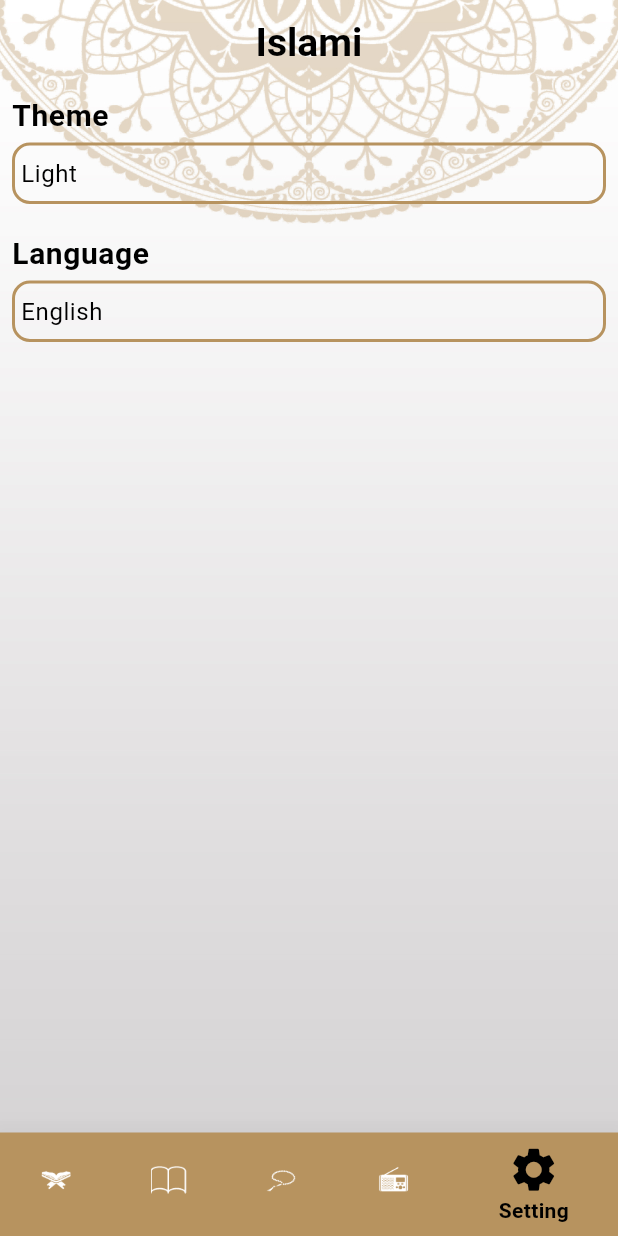
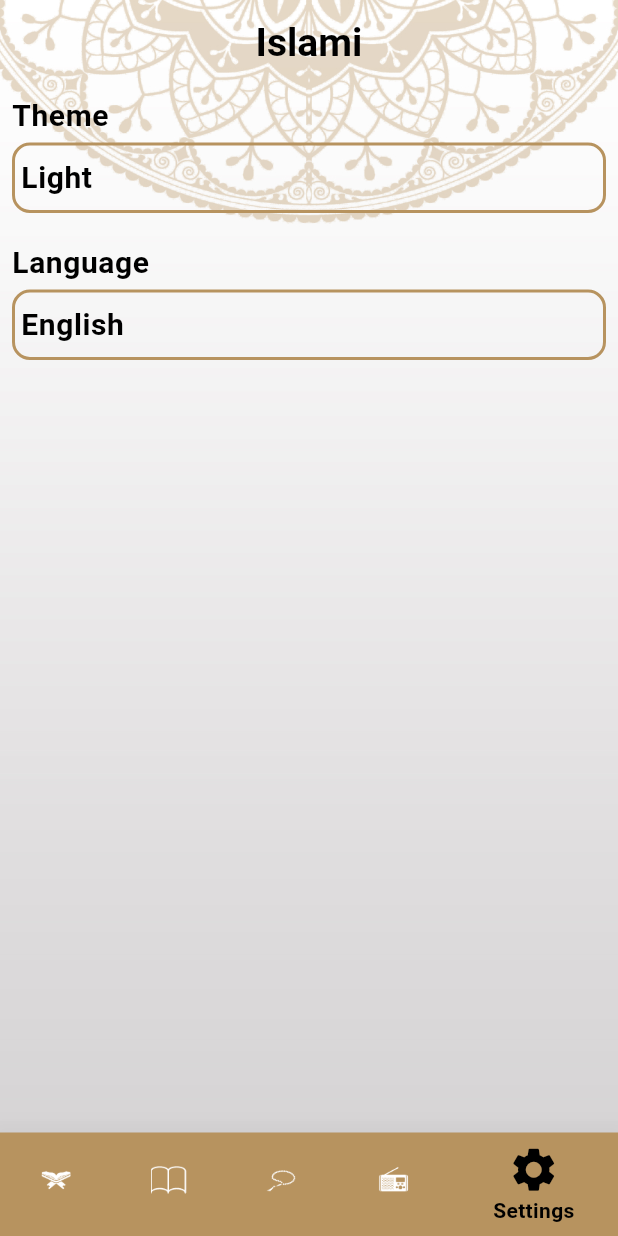
Before and after one commit to haredi/quran_app, a Flutter app: the screen it shows after launch, item 5 of the bottom bar chosen, on a phone screen of 412 x 824 dp. Run offline on Flutter 3.47's test engine with Material 3 defaults, Android fonts, the phone set to English and light mode, and no system bars; generated files the repository leaves out were written again; Roboto replaces fonts that are missing (ElMessiri-Regular.ttf); project files that could hold a hidden picture were left out.

Commit message:
+ localizations

```diff
--- a/l10n.yaml
+++ b/l10n.yaml
@@ -0,0 +1,3 @@
+arb-dir: lib/l10n
+template-arb-file: app_en.arb
+output-localization-file: app_localizations.dart
--- a/lib/config/theme/my_theme.dart
+++ b/lib/config/theme/my_theme.dart
@@ -8,7 +8,11 @@ class MyTheme {
       color: ColorsManager.goldColor,
       size: 30,
     ),
-    colorScheme: ColorScheme.fromSeed(seedColor: ColorsManager.goldColor),
+    colorScheme: ColorScheme.fromSeed(
+      seedColor: ColorsManager.goldColor,
+      primary: ColorsManager.goldColor,
+      secondary: ColorsManager.goldColor,
+    ),
     scaffoldBackgroundColor: Colors.transparent,
     useMaterial3: true,
     appBarTheme: const AppBarTheme(
@@ -62,9 +66,10 @@ class MyTheme {
       size: 30,
     ),
     colorScheme: ColorScheme.fromSeed(
-        seedColor: ColorsManager.yellowColor,
-        primary: ColorsManager.darkBlue,
-        onPrimary: Colors.yellow),
+      seedColor: ColorsManager.goldColor,
+      primary: ColorsManager.goldColor,
+      secondary: Colors.white,
+    ),
     scaffoldBackgroundColor: Colors.transparent,
     useMaterial3: true,
     appBarTheme: const AppBarTheme(
--- a/lib/core/utils/assets_manager.dart
+++ b/lib/core/utils/assets_manager.dart
@@ -1,6 +1,7 @@
 class AssetsManager {
   static const String splashScreen = 'assets/images/light_splash_screen.jpg';
   static const String lightMainBg = 'assets/images/light_main_bg.jpg';
+  static const String darkMainBg = 'assets/images/dark_main_bg.jpg';
   static const String quranIcon = 'assets/images/quran_icon.png';
   static const String ahadithIcon = 'assets/images/ahadith_icon.png';
   static const String sebhaIcon = 'assets/images/sebha_icon.png';
--- a/lib/my_app/my_app.dart
+++ b/lib/my_app/my_app.dart
@@ -1,10 +1,12 @@
 import 'package:flutter/material.dart';
+import 'package:flutter_localizations/flutter_localizations.dart';
 import 'package:quran_app/config/theme/my_theme.dart';
 import 'package:quran_app/core/utils/routes_manager.dart';
 import 'package:quran_app/presentation/home/home_screen.dart';
 import 'package:quran_app/presentation/home/tabs/ahadith_tab/hadith_details/hadith_details.dart';
 import 'package:quran_app/presentation/home/tabs/quran_tab/widgets/quran_details_screen/quran_details.dart';
 import 'package:quran_app/presentation/splash/splash_screen.dart';
+import 'package:flutter_gen/gen_l10n/app_localizations.dart';
 
 class MyApp extends StatelessWidget {
   const MyApp({super.key});
@@ -12,6 +14,17 @@ class MyApp extends StatelessWidget {
   @override
   Widget build(BuildContext context) {
     return MaterialApp(
+      localizationsDelegates: [
+        AppLocalizations.delegate, // Add this line
+        GlobalMaterialLocalizations.delegate,
+        GlobalWidgetsLocalizations.delegate,
+        GlobalCupertinoLocalizations.delegate,
+      ],
+      supportedLocales: [
+        Locale('en'), // English
+        Locale('ar'), // Spanish
+      ],
+      locale: Locale('en'),
       debugShowCheckedModeBanner: false,
       routes: {
         RoutesManager.homeRoute: (_) => HomeScreen(),
--- a/lib/presentation/home/home_screen.dart
+++ b/lib/presentation/home/home_screen.dart
@@ -6,6 +6,7 @@ import 'package:quran_app/presentation/home/tabs/quran_tab/quran_tab.dart';
 import 'package:quran_app/presentation/home/tabs/radio_tab/radio_tab.dart';
 import 'package:quran_app/presentation/home/tabs/sebha_tab/sebha_tab.dart';
 import 'package:quran_app/presentation/home/tabs/settings_tab/settings_tab.dart';
+import 'package:flutter_gen/gen_l10n/app_localizations.dart';
 
 class HomeScreen extends StatefulWidget {
   HomeScreen({super.key});
@@ -37,7 +38,7 @@ class _HomeScreenState extends State<HomeScreen> {
       ),
       child: Scaffold(
         appBar: AppBar(
-          title: Text(StringsManager.appTitle),
+          title: Text(AppLocalizations.of(context)!.apptitle),
         ),
         bottomNavigationBar: Theme(
           data: Theme.of(context).copyWith(
@@ -55,31 +56,31 @@ class _HomeScreenState extends State<HomeScreen> {
                 icon: ImageIcon(
                   AssetImage(AssetsManager.quranIcon),
                 ),
-                label: StringsManager.quranLabel,
+                label: AppLocalizations.of(context)!.qurqnTab,
               ),
               BottomNavigationBarItem(
                 icon: ImageIcon(
                   AssetImage(AssetsManager.ahadithIcon),
                 ),
-                label: StringsManager.ahadithLabel,
+                label: AppLocalizations.of(context)!.ahadithTab,
               ),
               BottomNavigationBarItem(
                 icon: ImageIcon(
                   AssetImage(AssetsManager.sebhaIcon),
                 ),
-                label: StringsManager.sebhaLabel,
+                label: AppLocalizations.of(context)!.sebhaTab,
               ),
               BottomNavigationBarItem(
                 icon: ImageIcon(
                   AssetImage(AssetsManager.radioIcon),
                 ),
-                label: StringsManager.radioLabel,
+                label: AppLocalizations.of(context)!.radioTab,
               ),
               BottomNavigationBarItem(
                 icon: Icon(
                   Icons.settings,
                 ),
-                label: StringsManager.settingsLabel,
+                label: AppLocalizations.of(context)!.settingsTab,
               ),
             ],
           ),
--- a/lib/presentation/home/tabs/quran_tab/widgets/chapter_name_widget.dart
+++ b/lib/presentation/home/tabs/quran_tab/widgets/chapter_name_widget.dart
@@ -3,6 +3,7 @@ import 'dart:ui';
 import 'package:flutter/material.dart';
 
 import '../../../../../core/utils/strings_manager.dart';
+import 'package:flutter_gen/gen_l10n/app_localizations.dart';
 
 class ChapterName extends StatelessWidget {
   const ChapterName({super.key});
@@ -24,7 +25,7 @@ class ChapterName extends StatelessWidget {
           children: [
             Expanded(
               child: Text(
-                StringsManager.chapterName,
+                AppLocalizations.of(context)!.chapterName,
                 textAlign: TextAlign.center,
                 style: Theme.of(context)
                     .textTheme
@@ -39,7 +40,7 @@ class ChapterName extends StatelessWidget {
             ),
             Expanded(
               child: Text(
-                StringsManager.versesNum,
+                AppLocalizations.of(context)!.varsesNubmber,
                 textAlign: TextAlign.center,
                 style: Theme.of(context)
                     .textTheme
--- a/lib/presentation/home/tabs/settings_tab/settings_tab.dart
+++ b/lib/presentation/home/tabs/settings_tab/settings_tab.dart
@@ -1,6 +1,7 @@
 import 'package:flutter/material.dart';
 import 'package:quran_app/presentation/home/tabs/settings_tab/widgets/lunguage_bottom_sheet.dart';
 import 'package:quran_app/presentation/home/tabs/settings_tab/widgets/theme_bottom_sheet.dart';
+import 'package:flutter_gen/gen_l10n/app_localizations.dart';
 
 class SettingsTab extends StatelessWidget {
   const SettingsTab({super.key});
@@ -14,7 +15,7 @@ class SettingsTab extends StatelessWidget {
           crossAxisAlignment: CrossAxisAlignment.stretch,
           children: [
             Text(
-              'Theme',
+              AppLocalizations.of(context)!.theme,
               style: Theme.of(context)
                   .textTheme
                   .bodySmall!
@@ -31,21 +32,22 @@ class SettingsTab extends StatelessWidget {
                   padding: EdgeInsets.symmetric(horizontal: 4, vertical: 8),
                   decoration: BoxDecoration(
                       border: Border.all(
-                          color: Theme.of(context).dividerColor, width: 2),
+                          color: Theme.of(context).colorScheme.secondary,
+                          width: 2),
                       borderRadius: BorderRadius.circular(12)),
                   child: Text(
-                    'Light',
+                    AppLocalizations.of(context)!.light,
                     style: Theme.of(context)
                         .textTheme
                         .bodySmall
-                        ?.copyWith(fontSize: 16),
+                        ?.copyWith(fontWeight: FontWeight.w600),
                   )),
             ),
             SizedBox(
               height: 20,
             ),
             Text(
-              'Language',
+              AppLocalizations.of(context)!.language,
               style: Theme.of(context)
                   .textTheme
                   .bodySmall!
@@ -62,14 +64,15 @@ class SettingsTab extends StatelessWidget {
                   padding: EdgeInsets.symmetric(horizontal: 4, vertical: 8),
                   decoration: BoxDecoration(
                       border: Border.all(
-                          color: Theme.of(context).dividerColor, width: 2),
+                          color: Theme.of(context).colorScheme.secondary,
+                          width: 2),
                       borderRadius: BorderRadius.circular(12)),
                   child: Text(
-                    'English',
+                    AppLocalizations.of(context)!.english,
                     style: Theme.of(context)
                         .textTheme
                         .bodySmall
-                        ?.copyWith(fontSize: 16),
+                        ?.copyWith(fontWeight: FontWeight.w600),
                   )),
             ),
           ],
--- a/pubspec.yaml
+++ b/pubspec.yaml
@@ -30,6 +30,10 @@ environment:
 dependencies:
   flutter:
     sdk: flutter
+  flutter_localizations:
+    sdk: flutter
+  intl: any
+
 
 
   # The following adds the Cupertino Icons font to your application.
@@ -60,6 +64,7 @@ flutter:
   # included with your application, so that you can use the icons in
   # the material Icons class.
   uses-material-design: true
+  generate: true # Add this line
 
   # To add assets to your application, add an assets section, like this:
   assets:
```
Also changed, not shown: lib/l10n/app_ar.arb (+17 -0 lines), lib/l10n/app_en.arb (+17 -0 lines), lib/presentation/home/tabs/ahadith_tab/widgets/hadith_header_name.dart (+4 -6 lines), lib/presentation/home/tabs/settings_tab/widgets/lunguage_bottom_sheet.dart (+27 -13 lines), lib/presentation/home/tabs/settings_tab/widgets/theme_bottom_sheet.dart (+27 -10 lines), assets/images/dark_main_bg.jpg, pubspec.lock.
